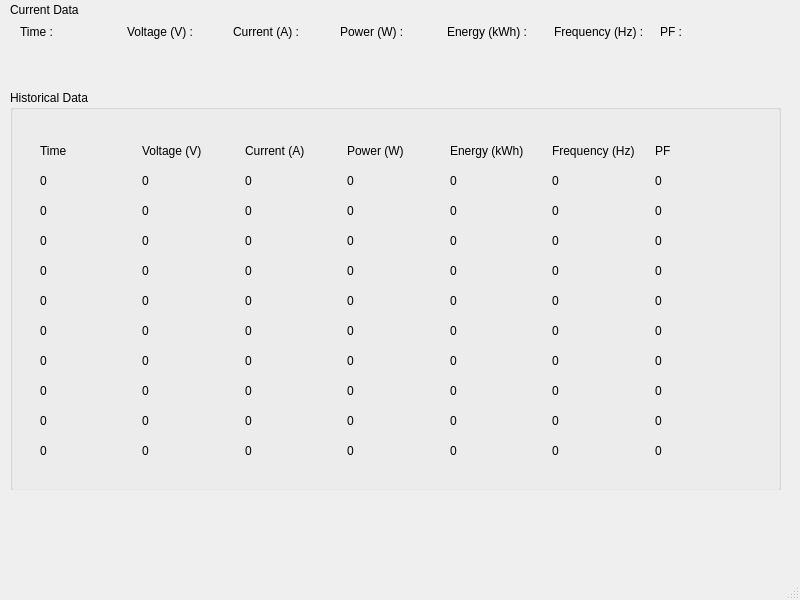
Old version of the form BatteryArduino/mainwindow.ui in the repository galuhningrat/PZEM-004T-ARDUINO-UNO-Energy-Monitoring.
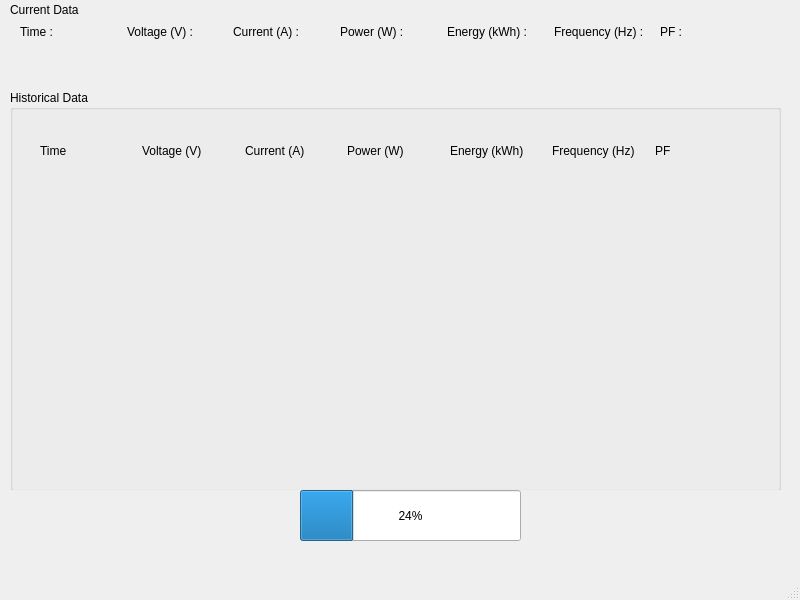
New version of the form.

Patch:
```diff
--- a/BatteryArduino/mainwindow.ui
+++ b/BatteryArduino/mainwindow.ui
@@ -2,6 +2,9 @@
 <ui version="4.0">
  <class>MainWindow</class>
  <widget class="QMainWindow" name="MainWindow">
+  <property name="enabled">
+   <bool>true</bool>
+  </property>
   <property name="geometry">
    <rect>
     <x>0</x>
@@ -217,7 +220,7 @@
         <height>351</height>
        </rect>
       </property>
-      <widget class="QWidget" name="">
+      <widget class="QWidget" name="layoutWidget">
        <property name="geometry">
         <rect>
          <x>20</x>
@@ -278,7 +281,7 @@
         </item>
        </layout>
       </widget>
-      <widget class="QWidget" name="">
+      <widget class="QWidget" name="layoutWidget">
        <property name="geometry">
         <rect>
          <x>20</x>
@@ -291,55 +294,55 @@
         <item>
          <widget class="QLabel" name="historicalTimeLabel1">
           <property name="text">
-           <string>0</string>
+           <string/>
           </property>
          </widget>
         </item>
         <item>
          <widget class="QLabel" name="historicalVoltageLabel1">
           <property name="text">
-           <string>0</string>
+           <string/>
           </property>
          </widget>
         </item>
         <item>
          <widget class="QLabel" name="historicalCurrentLabel1">
           <property name="text">
-           <string>0</string>
+           <string/>
           </property>
          </widget>
         </item>
         <item>
          <widget class="QLabel" name="historicalPowerLabel1">
           <property name="text">
-           <string>0</string>
+           <string/>
           </property>
          </widget>
         </item>
         <item>
          <widget class="QLabel" name="historicalEnergyLabel1">
           <property name="text">
-           <string>0</string>
+           <string/>
           </property>
          </widget>
         </item>
         <item>
          <widget class="QLabel" name="historicalFrequencyLabel1">
           <property name="text">
-           <string>0</string>
+           <string/>
           </property>
          </widget>
         </item>
         <item>
          <widget class="QLabel" name="historicalPfLabel1">
           <property name="text">
-           <string>0</string>
+           <string/>
           </property>
          </widget>
         </item>
        </layout>
       </widget>
-      <widget class="QWidget" name="">
+      <widget class="QWidget" name="layoutWidget">
        <property name="geometry">
         <rect>
          <x>20</x>
@@ -352,55 +355,55 @@
         <item>
          <widget class="QLabel" name="historicalTimeLabel2">
           <property name="text">
-           <string>0</string>
+           <string/>
           </property>
          </widget>
         </item>
         <item>
          <widget class="QLabel" name="historicalVoltageLabel2">
           <property name="text">
-           <string>0</string>
+           <string/>
           </property>
          </widget>
         </item>
         <item>
          <widget class="QLabel" name="historicalCurrentLabel2">
           <property name="text">
-           <string>0</string>
+           <string/>
           </property>
          </widget>
         </item>
         <item>
          <widget class="QLabel" name="historicalPowerLabel2">
           <property name="text">
-           <string>0</string>
+           <string/>
           </property>
          </widget>
         </item>
         <item>
          <widget class="QLabel" name="historicalEnergyLabel2">
           <property name="text">
-           <string>0</string>
+           <string/>
           </property>
          </widget>
         </item>
         <item>
          <widget class="QLabel" name="historicalFrequencyLabel2">
           <property name="text">
-           <string>0</string>
+           <string/>
           </property>
          </widget>
         </item>
         <item>
          <widget class="QLabel" name="historicalPfLabel2">
           <property name="text">
-           <string>0</string>
+           <string/>
           </property>
          </widget>
         </item>
        </layout>
       </widget>
-      <widget class="QWidget" name="">
+      <widget class="QWidget" name="layoutWidget">
        <property name="geometry">
         <rect>
          <x>20</x>
@@ -413,55 +416,55 @@
         <item>
          <widget class="QLabel" name="historicalTimeLabel3">
           <property name="text">
-           <string>0</string>
+           <string/>
           </property>
          </widget>
         </item>
         <item>
          <widget class="QLabel" name="historicalVoltageLabel3">
           <property name="text">
-           <string>0</string>
+           <string/>
           </property>
          </widget>
         </item>
         <item>
          <widget class="QLabel" name="historicalCurrentLabel3">
           <property name="text">
-           <string>0</string>
+           <string/>
           </property>
          </widget>
         </item>
         <item>
          <widget class="QLabel" name="historicalPowerLabel3">
           <property name="text">
-           <string>0</string>
+           <string/>
           </property>
          </widget>
         </item>
         <item>
          <widget class="QLabel" name="historicalEnergyLabel3">
           <property name="text">
-           <string>0</string>
+           <string/>
           </property>
          </widget>
         </item>
         <item>
          <widget class="QLabel" name="historicalFrequencyLabel3">
           <property name="text">
-           <string>0</string>
+           <string/>
           </property>
          </widget>
         </item>
         <item>
          <widget class="QLabel" name="historicalPfLabel3">
           <property name="text">
-           <string>0</string>
+           <string/>
           </property>
          </widget>
         </item>
        </layout>
       </widget>
-      <widget class="QWidget" name="">
+      <widget class="QWidget" name="layoutWidget">
        <property name="geometry">
         <rect>
          <x>20</x>
@@ -474,55 +477,55 @@
         <item>
          <widget class="QLabel" name="historicalTimeLabel4">
           <property name="text">
-           <string>0</string>
+           <string/>
           </property>
          </widget>
         </item>
         <item>
          <widget class="QLabel" name="historicalVoltageLabel4">
           <property name="text">
-           <string>0</string>
+           <string/>
           </property>
          </widget>
         </item>
         <item>
          <widget class="QLabel" name="historicalCurrentLabel4">
           <property name="text">
-           <string>0</string>
+           <string/>
           </property>
          </widget>
         </item>
         <item>
          <widget class="QLabel" name="historicalPowerLabel4">
           <property name="text">
-           <string>0</string>
+           <string/>
           </property>
          </widget>
         </item>
         <item>
          <widget class="QLabel" name="historicalEnergyLabel4">
           <property name="text">
-           <string>0</string>
+           <string/>
           </property>
          </widget>
         </item>
         <item>
          <widget class="QLabel" name="historicalFrequencyLabel4">
           <property name="text">
-           <string>0</string>
+           <string/>
           </property>
          </widget>
         </item>
         <item>
          <widget class="QLabel" name="historicalPfLabel4">
           <property name="text">
-           <string>0</string>
+           <string/>
           </property>
          </widget>
         </item>
        </layout>
       </widget>
-      <widget class="QWidget" name="">
+      <widget class="QWidget" name="layoutWidget">
        <property name="geometry">
         <rect>
          <x>20</x>
@@ -535,55 +538,55 @@
         <item>
          <widget class="QLabel" name="historicalTimeLabel5">
           <property name="text">
-           <string>0</string>
+           <string/>
           </property>
          </widget>
         </item>
         <item>
          <widget class="QLabel" name="historicalVoltageLabel5">
           <property name="text">
-           <string>0</string>
+           <string/>
           </property>
          </widget>
         </item>
         <item>
          <widget class="QLabel" name="historicalCurrentLabel5">
           <property name="text">
-           <string>0</string>
+           <string/>
           </property>
          </widget>
         </item>
         <item>
          <widget class="QLabel" name="historicalPowerLabel5">
           <property name="text">
-           <string>0</string>
+           <string/>
           </property>
          </widget>
         </item>
         <item>
          <widget class="QLabel" name="historicalEnergyLabel5">
           <property name="text">
-           <string>0</string>
+           <string/>
           </property>
          </widget>
         </item>
         <item>
          <widget class="QLabel" name="historicalFrequencyLabel5">
           <property name="text">
-           <string>0</string>
+           <string/>
           </property>
          </widget>
         </item>
         <item>
          <widget class="QLabel" name="historicalPfLabel5">
           <property name="text">
-           <string>0</string>
+           <string/>
           </property>
          </widget>
         </item>
        </layout>
       </widget>
-      <widget class="QWidget" name="">
+      <widget class="QWidget" name="layoutWidget">
        <property name="geometry">
         <rect>
          <x>20</x>
@@ -596,55 +599,55 @@
         <item>
          <widget class="QLabel" name="historicalTimeLabel6">
           <property name="text">
-           <string>0</string>
+           <string/>
           </property>
          </widget>
         </item>
         <item>
          <widget class="QLabel" name="historicalVoltageLabel6">
           <property name="text">
-           <string>0</string>
+           <string/>
           </property>
          </widget>
         </item>
         <item>
          <widget class="QLabel" name="historicalCurrentLabel6">
           <property name="text">
-           <string>0</string>
+           <string/>
           </property>
          </widget>
         </item>
         <item>
          <widget class="QLabel" name="historicalPowerLabel6">
           <property name="text">
-           <string>0</string>
+           <string/>
           </property>
          </widget>
         </item>
         <item>
          <widget class="QLabel" name="historicalEnergyLabel6">
           <property name="text">
-           <string>0</string>
+           <string/>
           </property>
          </widget>
         </item>
         <item>
          <widget class="QLabel" name="historicalFrequencyLabel6">
           <property name="text">
-           <string>0</string>
+           <string/>
           </property>
          </widget>
         </item>
         <item>
          <widget class="QLabel" name="historicalPfLabel6">
           <property name="text">
-           <string>0</string>
+           <string/>
           </property>
          </widget>
         </item>
        </layout>
       </widget>
-      <widget class="QWidget" name="">
+      <widget class="QWidget" name="layoutWidget">
        <property name="geometry">
         <rect>
          <x>20</x>
@@ -657,55 +660,55 @@
         <item>
          <widget class="QLabel" name="historicalTimeLabel7">
           <property name="text">
-           <string>0</string>
+           <string/>
           </property>
          </widget>
         </item>
         <item>
          <widget class="QLabel" name="historicalVoltageLabel7">
           <property name="text">
-           <string>0</string>
+           <string/>
           </property>
          </widget>
         </item>
         <item>
          <widget class="QLabel" name="historicalCurrentLabel7">
           <property name="text">
-           <string>0</string>
+           <string/>
           </property>
          </widget>
         </item>
         <item>
          <widget class="QLabel" name="historicalPowerLabel7">
           <property name="text">
-           <string>0</string>
+           <string/>
           </property>
          </widget>
         </item>
         <item>
          <widget class="QLabel" name="historicalEnergyLabel7">
           <property name="text">
-           <string>0</string>
+           <string/>
           </property>
          </widget>
         </item>
         <item>
          <widget class="QLabel" name="historicalFrequencyLabel7">
           <property name="text">
-           <string>0</string>
+           <string/>
           </property>
          </widget>
         </item>
         <item>
          <widget class="QLabel" name="historicalPfLabel7">
           <property name="text">
-           <string>0</string>
+           <string/>
           </property>
          </widget>
         </item>
        </layout>
       </widget>
-      <widget class="QWidget" name="">
+      <widget class="QWidget" name="layoutWidget">
        <property name="geometry">
         <rect>
          <x>20</x>
@@ -718,55 +721,55 @@
         <item>
          <widget class="QLabel" name="historicalTimeLabel8">
           <property name="text">
-           <string>0</string>
+           <string/>
           </property>
          </widget>
         </item>
         <item>
          <widget class="QLabel" name="historicalVoltageLabel8">
           <property name="text">
-           <string>0</string>
+           <string/>
           </property>
          </widget>
         </item>
         <item>
          <widget class="QLabel" name="historicalCurrentLabel8">
           <property name="text">
-           <string>0</string>
+           <string/>
           </property>
          </widget>
         </item>
         <item>
          <widget class="QLabel" name="historicalPowerLabel8">
           <property name="text">
-           <string>0</string>
+           <string/>
           </property>
          </widget>
         </item>
         <item>
          <widget class="QLabel" name="historicalEnergyLabel8">
           <property name="text">
-           <string>0</string>
+           <string/>
           </property>
          </widget>
         </item>
         <item>
          <widget class="QLabel" name="historicalFrequencyLabel8">
           <property name="text">
-           <string>0</string>
+           <string/>
           </property>
          </widget>
         </item>
         <item>
          <widget class="QLabel" name="historicalPfLabel8">
           <property name="text">
-           <string>0</string>
+           <string/>
           </property>
          </widget>
         </item>
        </layout>
       </widget>
-      <widget class="QWidget" name="">
+      <widget class="QWidget" name="layoutWidget">
        <property name="geometry">
         <rect>
          <x>20</x>
@@ -779,55 +782,55 @@
         <item>
          <widget class="QLabel" name="historicalTimeLabel9">
           <property name="text">
-           <string>0</string>
+           <string/>
           </property>
          </widget>
         </item>
         <item>
          <widget class="QLabel" name="historicalVoltageLabel9">
           <property name="text">
-           <string>0</string>
+           <string/>
           </property>
          </widget>
         </item>
         <item>
          <widget class="QLabel" name="historicalCurrentLabel9">
           <property name="text">
-           <string>0</string>
+           <string/>
           </property>
          </widget>
         </item>
         <item>
          <widget class="QLabel" name="historicalPowerLabel9">
           <property name="text">
-           <string>0</string>
+           <string/>
           </property>
          </widget>
         </item>
         <item>
          <widget class="QLabel" name="historicalEnergyLabel9">
           <property name="text">
-           <string>0</string>
+           <string/>
           </property>
          </widget>
         </item>
         <item>
          <widget class="QLabel" name="historicalFrequencyLabel9">
           <property name="text">
-           <string>0</string>
+           <string/>
           </property>
          </widget>
         </item>
         <item>
          <widget class="QLabel" name="historicalPfLabel9">
           <property name="text">
-           <string>0</string>
+           <string/>
           </property>
          </widget>
         </item>
        </layout>
       </widget>
-      <widget class="QWidget" name="">
+      <widget class="QWidget" name="layoutWidget">
        <property name="geometry">
         <rect>
          <x>20</x>
@@ -840,49 +843,49 @@
         <item>
          <widget class="QLabel" name="historicalTimeLabel10">
           <property name="text">
-           <string>0</string>
+           <string/>
           </property>
          </widget>
         </item>
         <item>
          <widget class="QLabel" name="historicalVoltageLabel10">
           <property name="text">
-           <string>0</string>
+           <string/>
           </property>
          </widget>
         </item>
         <item>
          <widget class="QLabel" name="historicalCurrentLabel10">
           <property name="text">
-           <string>0</string>
+           <string/>
           </property>
          </widget>
         </item>
         <item>
          <widget class="QLabel" name="historicalPowerLabel10">
           <property name="text">
-           <string>0</string>
+           <string/>
           </property>
          </widget>
         </item>
         <item>
          <widget class="QLabel" name="historicalEnergyLabel10">
           <property name="text">
-           <string>0</string>
+           <string/>
           </property>
          </widget>
         </item>
         <item>
          <widget class="QLabel" name="historicalFrequencyLabel10">
           <property name="text">
-           <string>0</string>
+           <string/>
           </property>
          </widget>
         </item>
         <item>
          <widget class="QLabel" name="historicalPfLabel10">
           <property name="text">
-           <string>0</string>
+           <string/>
           </property>
          </widget>
         </item>
@@ -891,6 +894,19 @@
      </widget>
     </widget>
    </widget>
+   <widget class="QProgressBar" name="persentase">
+    <property name="geometry">
+     <rect>
+      <x>300</x>
+      <y>490</y>
+      <width>221</width>
+      <height>51</height>
+     </rect>
+    </property>
+    <property name="value">
+     <number>24</number>
+    </property>
+   </widget>
   </widget>
   <widget class="QMenuBar" name="menubar">
    <property name="geometry">
```
Left out of the diff: 2 changed lines with no effect on the pictures.
